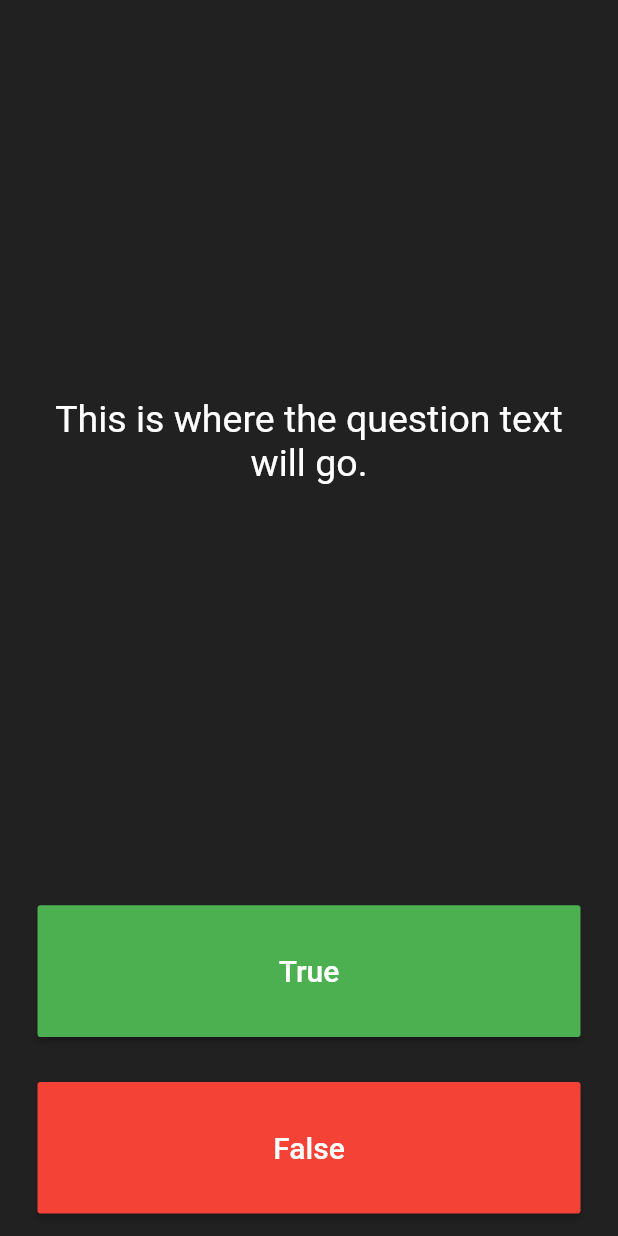
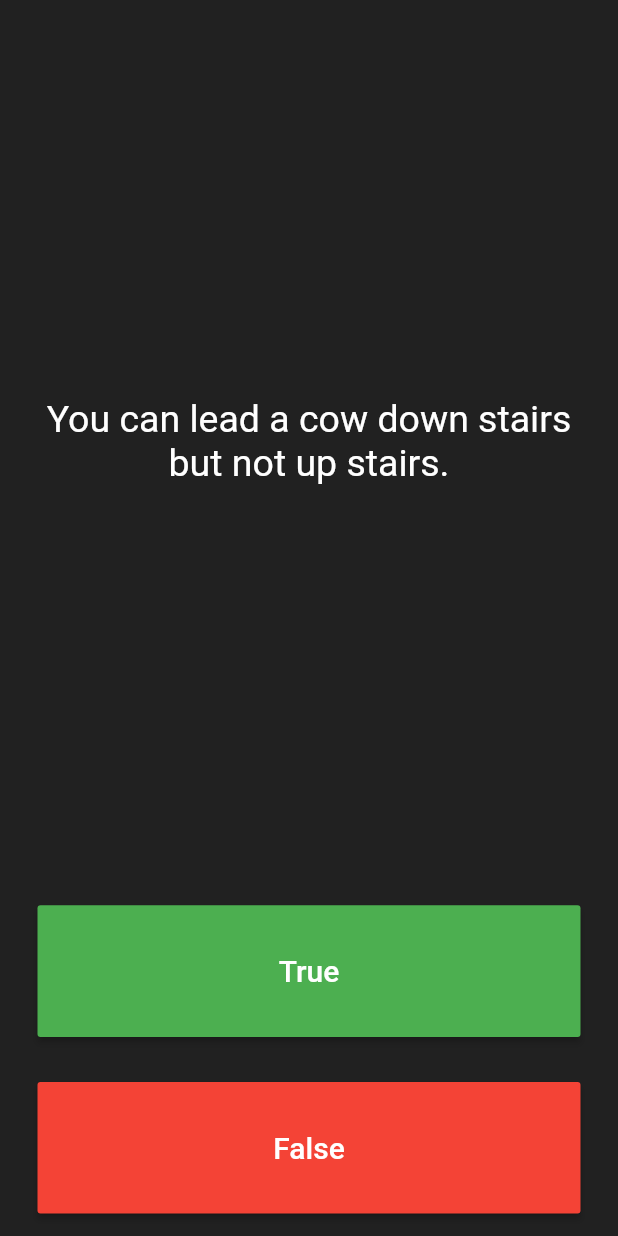
Before and after one commit to ArkhamKoder/quiz_app_flutter, a Flutter app: the screen it shows after launch, on a phone screen of 412 x 824 dp. Run offline on Flutter 3.47's test engine with Material 2 defaults, Android fonts, the phone set to English and light mode, and no system bars.

Commit message:
cleared list questions to hold questions

```diff
--- a/lib/main.dart
+++ b/lib/main.dart
@@ -32,21 +32,26 @@ class QuizPage extends StatefulWidget {
 
 class _QuizPageState extends State<QuizPage> {
   List<Widget> scoreKeeper = [];
+  List<String> questions = [
+    'You can lead a cow down stairs but not up stairs.',
+    'You can lead a cow down stairs but not up stairs.',
+    'A slug\'s blood is green.',
+  ];
   @override
   Widget build(BuildContext context) {
     return Column(
       mainAxisAlignment: MainAxisAlignment.spaceBetween,
       crossAxisAlignment: CrossAxisAlignment.stretch,
       children: <Widget>[
-        const Expanded(
+        Expanded(
           flex: 5,
           child: Padding(
-            padding: EdgeInsets.all(10.0),
+            padding: const EdgeInsets.all(10.0),
             child: Center(
               child: Text(
-                'This is where the question text will go.',
+                questions[0],
                 textAlign: TextAlign.center,
-                style: TextStyle(
+                style: const TextStyle(
                   fontSize: 25.0,
                   color: Colors.white,
                 ),
@@ -98,3 +103,8 @@ class _QuizPageState extends State<QuizPage> {
     );
   }
 }
+/*
+question1: 'You can lead a cow down stairs but not up stairs.', false,
+question2: 'Approximately one quarter of human bones are in the feet.', true,
+question3: 'A slug\'s blood is green.', true,
+*/
```
